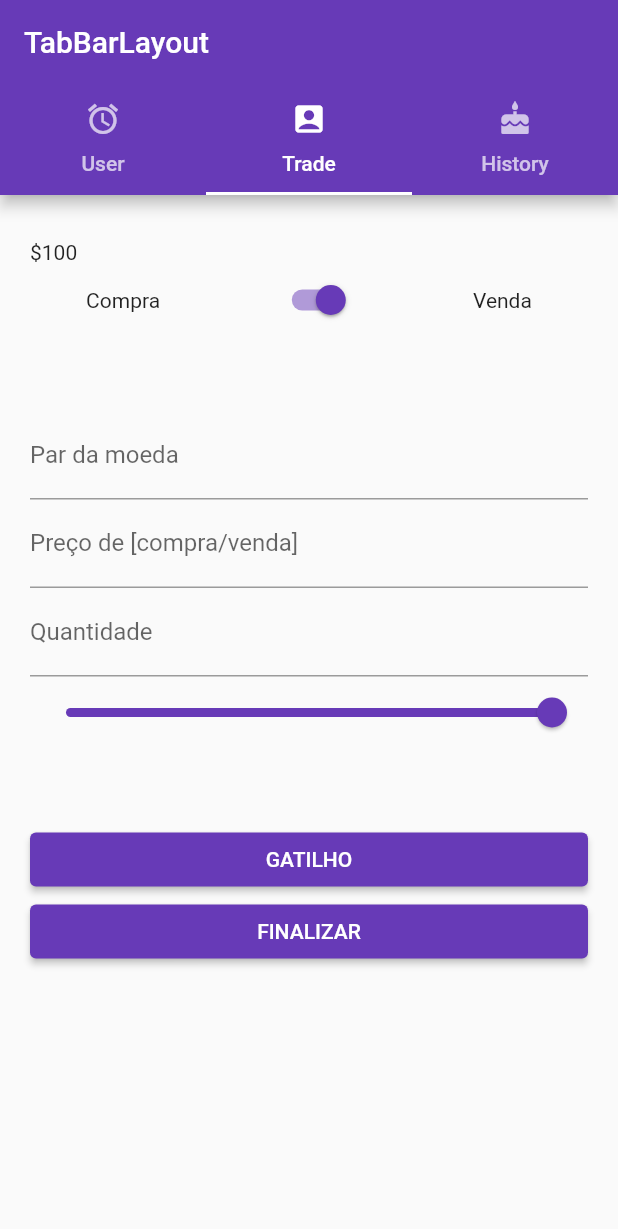
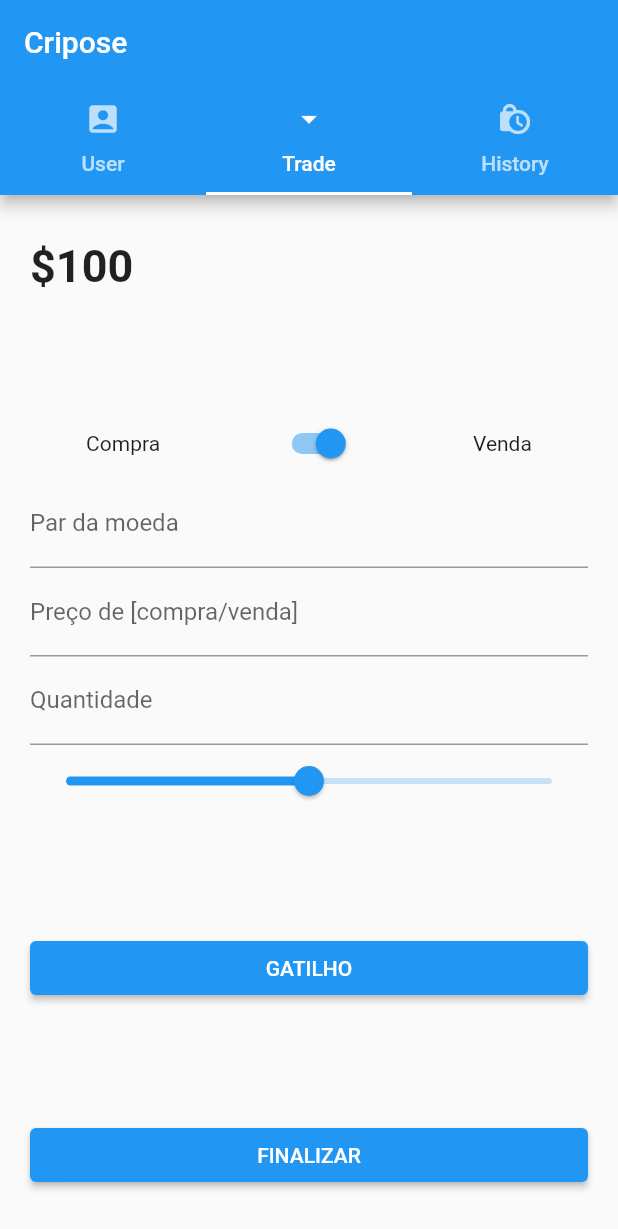
Before and after one commit to gustarrafil/SI700-Mobile-2021.1, a Flutter app: the screen it shows after launch, tab 2 chosen, after a tap on "GATILHO", on a phone screen of 412 x 824 dp. Shown: the top 1229 px of the screen. Run offline on Flutter 3.47's test engine with Material 2 defaults, Android fonts, the phone set to English and light mode, and no system bars.

Commit message:
update layout

```diff
--- a/trabalho_1/lib/main.dart
+++ b/trabalho_1/lib/main.dart
@@ -21,12 +21,12 @@ import 'package:flutter/material.dart';
 import 'trab1/tab.dart';
 
 void main() {
-    runApp(MyApp());
+    runApp(AppCripose());
 }
 
-class MyApp extends StatelessWidget {
+class AppCripose extends StatelessWidget {
     @override
     Widget build(BuildContext context) {
-        return MyTabBarLayout();
+        return TabBarCripose();
     }
 }
--- a/trabalho_1/lib/trab1/tab.dart
+++ b/trabalho_1/lib/trab1/tab.dart
@@ -4,28 +4,28 @@ import 'tela1.dart';
 import 'tela2.dart';
 import 'tela3.dart';
 
-class MyTabBarLayout extends StatelessWidget {
+class TabBarCripose extends StatelessWidget {
     @override
     Widget build(BuildContext context) {
         return MaterialApp(
-            theme: ThemeData(primarySwatch: Colors.deepPurple),
+            // colocar tema preto com icones amarelos?
             home: DefaultTabController(
                 length: 3,
                 initialIndex: 0,
                 child: Scaffold(
+                    resizeToAvoidBottomInset: false,
                     appBar: AppBar(
-                        title: Text("TabBarLayout"),
+                        title: Text("Cripose"),
                         bottom: TabBar(
-                            // isScrollable: true,
                             tabs: [
-                            Tab(child: Text("User"),icon: Icon(Icons.access_alarm),),
-                            Tab(text: "Trade", icon: Icon(Icons.account_box)),
-                            Tab(icon: Icon(Icons.cake), child: Text("History")),
+                                Tab(icon: Icon(Icons.account_box),text: "User"),
+                                Tab(icon: Icon(Icons.arrow_drop_down_outlined),text: "Trade"),
+                                Tab(icon: Icon(Icons.lock_clock),text: "History"),
                             ],
                         ),
                     ),
                     body: TabBarView(
-                        children: [Tela1(), Tela2(), Tela3()],
+                        children: [TelaUser(), TelaTrade(), TelaHistory()],
                     ),
                 ),
             )
--- a/trabalho_1/lib/trab1/tela1.dart
+++ b/trabalho_1/lib/trab1/tela1.dart
@@ -1,69 +1,112 @@
 
 import 'package:flutter/material.dart';
 
-class Tela1 extends StatelessWidget {
+class TelaUser extends StatelessWidget {
     @override
     Widget build(BuildContext context) {
-        return presentationScreen();
+        return screenUser();
     }
 }
 
-Widget presentationScreen() {
+Widget screenUser() {
     return Padding(
         padding: const EdgeInsets.symmetric(horizontal: 20, vertical: 30),
-        child: Row(
+        child: Column(
             crossAxisAlignment: CrossAxisAlignment.stretch,
+            mainAxisAlignment: MainAxisAlignment.spaceBetween,
             children: [
                 Column(
-                mainAxisAlignment: MainAxisAlignment.spaceBetween,
+                    crossAxisAlignment: CrossAxisAlignment.start,
                     children: [
+                        Padding(
+                            padding: const EdgeInsets.symmetric(vertical: 10),
+                            child: Text(
+                                "Gustavo",
+                                style: TextStyle(
+                                    fontWeight: FontWeight.bold,
+                                    fontSize: 30
+                                ),
+                            ),
+                        ),
+                        Padding(
+                            padding: const EdgeInsets.symmetric(vertical: 10),
+                            child: Text(
+                                "\$100",
+                                style: TextStyle(
+                                    fontWeight: FontWeight.bold,
+                                    fontSize: 30
+                                ),
+                            ),
+                        ),
+                    ],
+                ),
                 Column(
                     children: [
                         Padding(
                             padding: const EdgeInsets.symmetric(vertical: 10),
-                                child: Row(
+                            child: Column(
+                                crossAxisAlignment: CrossAxisAlignment.stretch,
                                 children: [
-                                        Text("Gustavo"),
+                                    Text("Últimas ordens"),
+                                    Row(
+                                        children: [
+                                            Container(
+                                                width: 100,
+                                                height: 100,
+                                                decoration: BoxDecoration(
+                                                    color: const Color(5),
+                                                    border: Border.all(
+                                                        color: Colors.black,
+                                                        width: 8,
+                                                    ),
+                                                    borderRadius: BorderRadius.circular(12),
+                                                )
+                                            ),
+                                        ],
+                                    )
                                 ],
                             ),
                         ),
                         Padding(
                             padding: const EdgeInsets.symmetric(vertical: 10),
-                                child: Row(
-                                    children: [
-                                        Text("\$100"),
-                                    ],
-                                ),
-                            ),
-                            Padding(
-                                padding: const EdgeInsets.symmetric(vertical: 10),
-                                child: Row(
-                                    children: [
-                                        Text("Últimas ordens"),
-                                    ],
-                                ),
-                            ),
-                            Padding(
-                                padding: const EdgeInsets.symmetric(vertical: 10),
-                                child: Row(
+                            child: Column(
+                                crossAxisAlignment: CrossAxisAlignment.stretch,
                                 children: [
                                     Text("Ordens abertas"),
+                                    Row(
+                                        children: [
+                                            Container(
+                                                width: 100,
+                                                height: 100,
+                                                decoration: BoxDecoration(
+                                                    color: const Color(5),
+                                                    border: Border.all(
+                                                        color: Colors.black,
+                                                        width: 8,
+                                                    ),
+                                                    borderRadius: BorderRadius.circular(12),
+                                                )
+                                            )
+                                        ],
+                                    )
                                 ],
                             ),
                         ),
                     ],
                 ),
-                    Row(
+                Column(
+                    crossAxisAlignment: CrossAxisAlignment.stretch,
                     children: [
-                            ElevatedButton(
+                        Padding(
+                            padding: const EdgeInsets.symmetric(vertical: 10),
+                            child: ElevatedButton(
                                 onPressed: () {},
                                 child: Text("SAIR")
                             )
-                        ],
                         ),
                     ],
                 ),
-            ],
+            ]
         ),
     );
 }
--- a/trabalho_1/lib/trab1/tela2.dart
+++ b/trabalho_1/lib/trab1/tela2.dart
@@ -1,67 +1,69 @@
 import 'package:flutter/material.dart';
 
-class Tela2 extends StatelessWidget {
+class TelaTrade extends StatelessWidget {
 
     @override
     Widget build(BuildContext context) {
-        return presentationScreen();
+        return screenTrade();
     }
 }
 
-Widget presentationScreen() {
+Widget screenTrade() {
     final GlobalKey<FormState> formKey = new GlobalKey<FormState>();
     return Padding(
         padding: const EdgeInsets.symmetric(horizontal: 20, vertical: 30),
         child: Column(
+            mainAxisAlignment: MainAxisAlignment.spaceBetween,
             children: [
-                Row(
-                    children: [
-                        Text("\$100"),
-                    ],
-                ),
                 Column(
                     crossAxisAlignment: CrossAxisAlignment.stretch,
                     children: [
-                        Row(
-                            mainAxisAlignment: MainAxisAlignment.spaceAround,
-                            children: [
-                                Text("Compra"),
-                                Switch(
-                                    value: true,
-                                    onChanged: (on) {}
+                        Text(
+                            "\$100",
+                            style: TextStyle(
+                                fontWeight: FontWeight.bold,
+                                fontSize: 30
                             ),
-                                Text("Venda"),
-                            ],
                         ),
                     ],
                 ),
                 Form(
                     key: formKey,
                     child: Column(
-                        crossAxisAlignment: CrossAxisAlignment.stretch,
                         children: [
-                            Padding(
-                                padding: const EdgeInsets.symmetric(vertical: 50),
-                                child: Column(
+                            Row(
+                                mainAxisAlignment: MainAxisAlignment.spaceAround,
                                 children: [
+                                    Text("Compra"),
+                                    mySwitch(),
+                                    Text("Venda"),
+                                ],
+                            ),
                             parmoedaFormField(),
                             precoFormField(),
                             qtdFormField(),
-                                        Slider(value: 1, onChanged: (double) {}),
+                            mySlider()
                         ],
                     ),
                 ),
+                Column(
+                    crossAxisAlignment: CrossAxisAlignment.stretch,
+                    children: [
                         ElevatedButton(
                             onPressed: () {},
                             child: Text("GATILHO")
                         ),
+                    ],
+                ),
+                Column(
+                    crossAxisAlignment: CrossAxisAlignment.stretch,
+                    children: [
                         ElevatedButton(
                             onPressed: () {},
                             child: Text("FINALIZAR")
                         ),
                     ],
-                    )
-                )
+                ),
             ]
         ),
     );
@@ -92,3 +94,19 @@ Widget qtdFormField() {
         ),
     );
 }
+
+
+Widget mySwitch() {
+    return Switch(
+        value: true,
+        onChanged: (bool inValue) {}
+    );
+}
+Widget mySlider() {
+    return Slider(
+        value: 50,
+        onChanged: (double inValue) {},
+        min: 0,
+        max: 100
+    );
+}
--- a/trabalho_1/lib/trab1/tela3.dart
+++ b/trabalho_1/lib/trab1/tela3.dart
@@ -1,29 +1,22 @@
 import 'package:flutter/material.dart';
 
-class Tela3 extends StatelessWidget {
+class TelaHistory extends StatelessWidget {
     @override
     Widget build(BuildContext context) {
-        return presentationScreen();
+        return screenHistory();
     }
 }
 
-Widget presentationScreen() {
+Widget screenHistory() {
     return SingleChildScrollView(
         child: Padding(
             padding: const EdgeInsets.symmetric(horizontal: 20, vertical: 30),
             child: Column(
+                crossAxisAlignment: CrossAxisAlignment.stretch,
                 children: [
-                    Row(
-                        children: [
-                            Text("Histórico"),
-                        ],
-                    ),
-                    Row(
-                        children: [
-                            Text("btc/usdt 61000"),
-                        ],
-                    ),
-                ],
+                    Text("Histórico"),
+                    Text("btc/usdt 61000"),
+                ]
             ),
         ),
     );
```
Lines whose indentation alone changed are shown as unchanged.
